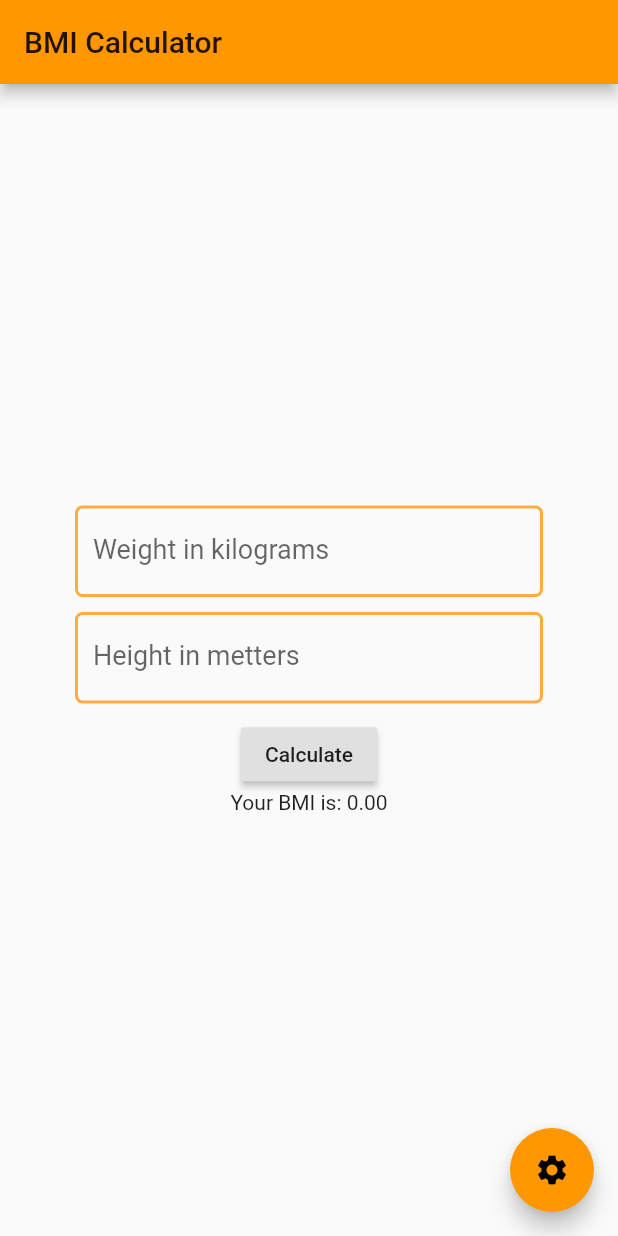
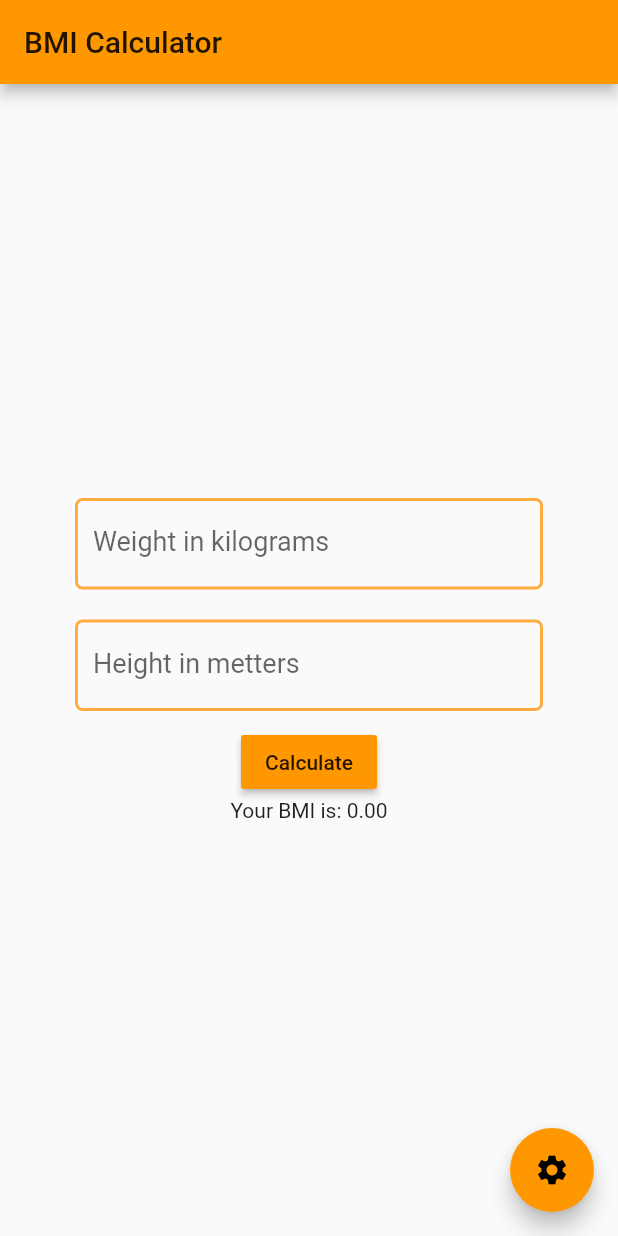
Before and after one commit to MadTiger2409/BMI-Flutter-App, a Flutter app: the screen it shows after launch, on a phone screen of 412 x 824 dp. Run offline on Flutter 3.47's test engine with Material 2 defaults, Android fonts, the phone set to English and light mode, and no system bars.

Commit message:
Little changes in setState and button color.
Need to split this giant widget into many small ones.

```diff
--- a/flutter_app/lib/pages/home/myHomePageState.dart
+++ b/flutter_app/lib/pages/home/myHomePageState.dart
@@ -6,17 +6,12 @@ import 'myHomePage.dart';
 class MyHomePageState extends State<MyHomePage> {
   final weightController = TextEditingController();
   final heightController = TextEditingController();
-
-  num _weight = 0.0;
-  num _height = 0.0;
   num _bmi = 0.0;
 
   void calculateBmi() {
     setState(() {
-      _weight = _parseInvariant(weightController.text);
-      _height = _parseInvariant(heightController.text);
-
-      _bmi = BmiCalculator.calculate(_height, _weight);
+      _bmi = BmiCalculator.calculate(_parseInvariant(heightController.text),
+          _parseInvariant(weightController.text));
     });
   }
 
@@ -45,7 +40,8 @@ class MyHomePageState extends State<MyHomePage> {
         child: Column(
           mainAxisAlignment: MainAxisAlignment.center,
           children: <Widget>[
-            TextField(
+            Container(
+              child: TextField(
                 controller: weightController,
                 style: TextStyle(
                   fontSize: 18.0,
@@ -67,8 +63,9 @@ class MyHomePageState extends State<MyHomePage> {
                 autocorrect: false,
                 keyboardType: TextInputType.number,
               ),
+            ),
             Container(
-              margin: EdgeInsets.only(top: 10.0),
+              margin: EdgeInsets.only(top: 20.0),
               child: TextField(
                 controller: heightController,
                 style: TextStyle(
@@ -94,7 +91,10 @@ class MyHomePageState extends State<MyHomePage> {
             Container(
               margin: EdgeInsets.only(top: 10.0),
               child: RaisedButton(
-                child: Text('Calculate'),
+                color: Colors.orange,
+                child: Text(
+                  'Calculate',
+                ),
                 onPressed: calculateBmi,
               ),
             ),
```
Lines whose indentation alone changed are shown as unchanged.
